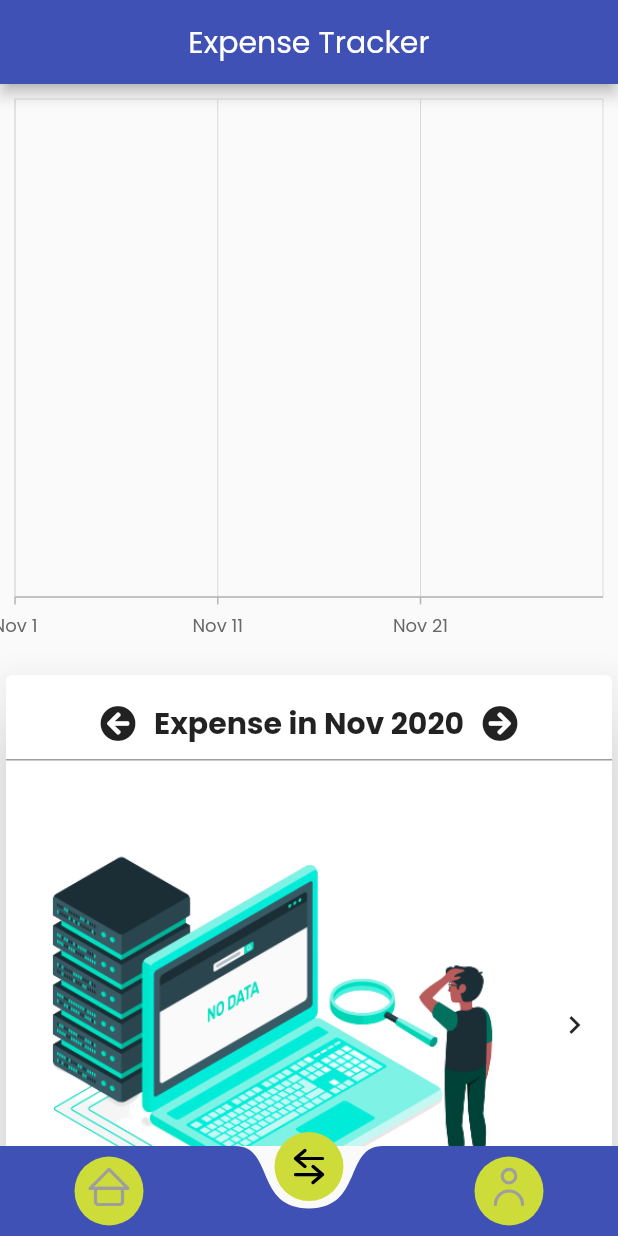
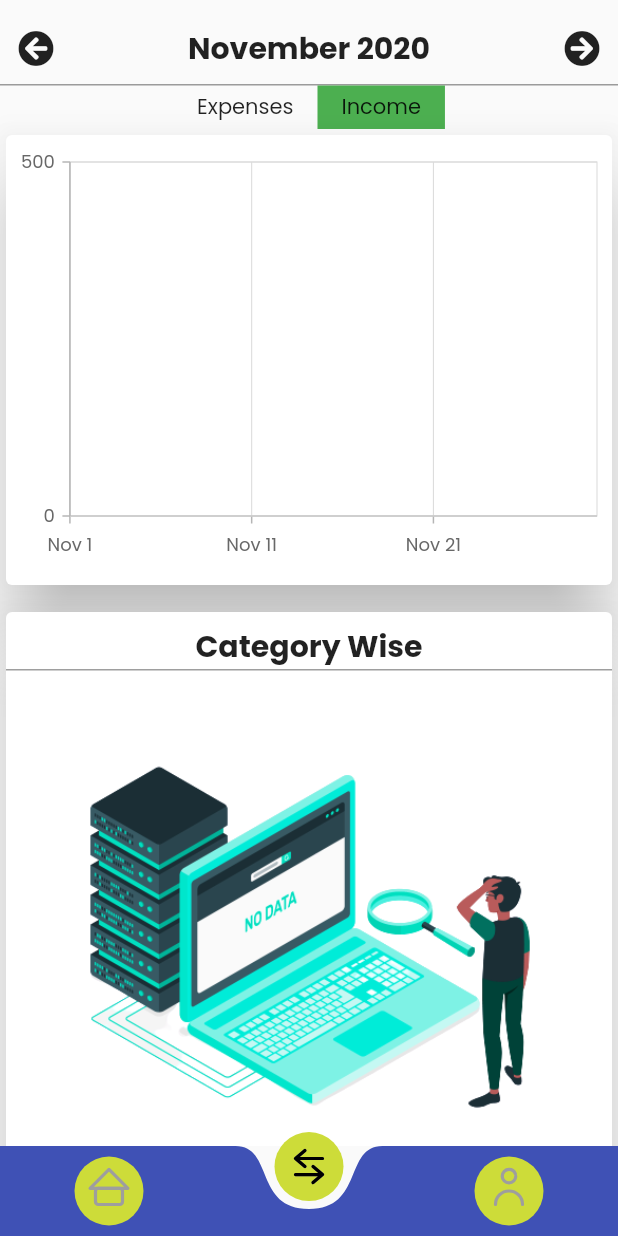
Before and after one commit to aman1210/FlutterExpenseTracker, a Flutter app: the screen it shows after launch, item 2 of the bottom bar chosen, on a phone screen of 412 x 824 dp. Run offline on Flutter 3.47's test engine with Material 2 defaults, Android fonts, the phone set to English and light mode, and no system bars; our stand-ins replace font_awesome_flutter, image_picker, lottie, shared_preferences, sqflite, syncfusion_flutter_charts; missing offline and left inert: credit_card_slider, firebase_admob; accounts and stored records are empty.

Commit message:
new line chart added

```diff
--- a/lib/screens/editProfile.dart
+++ b/lib/screens/editProfile.dart
@@ -82,7 +82,7 @@ class _EditProfileState extends State<EditProfile> {
                     Container(
                       height: containerH,
                       child: Image.asset(
-                        'assets/images/bg.jpg',
+                        'assets/images/bg9.jpg',
                         fit: BoxFit.cover,
                       ),
                     ),
--- a/lib/screens/statsPage.dart
+++ b/lib/screens/statsPage.dart
@@ -1,61 +1,172 @@
-import 'package:expenseTracker/Provider/profileProvider.dart';
 import 'package:expenseTracker/widgets/statsPage/sync_line_chart.dart';
 import 'package:flutter/material.dart';
+import 'package:font_awesome_flutter/font_awesome_flutter.dart';
+import 'package:intl/intl.dart';
 import 'package:provider/provider.dart';
 
 import 'package:expenseTracker/Model/transaction.dart';
 import 'package:expenseTracker/Provider/transactionProvider.dart';
-import 'package:expenseTracker/widgets/statsPage/brezzerChart.dart';
+
 import 'package:expenseTracker/widgets/statsPage/pieChartController.dart';
 
-class StatsPage extends StatelessWidget {
+class StatsPage extends StatefulWidget {
+  @override
+  _StatsPageState createState() => _StatsPageState();
+}
+
+class _StatsPageState extends State<StatsPage> {
+  var date = DateTime.now();
+  List<Transaction> _expenselist = [];
+  List<Transaction> _incomeList = [];
+  var expensetotal = 0.0;
+  var incometotal = 0.0;
+  var right = false;
+
+  changeDirection() {
+    setState(() {
+      right = !right;
+    });
+  }
+
+  generate(List<Transaction> t) {
+    _expenselist.clear();
+    _incomeList.clear();
+    t.forEach((e) {
+      if (e.transactionType == TransactionType.Expense) {
+        _expenselist.add(e);
+        expensetotal += e.amount;
+      } else {
+        _incomeList.add(e);
+        incometotal += e.amount;
+      }
+    });
+    setState(() {});
+  }
+
+  changeDate(int n) {
+    setState(() {
+      date = DateTime(date.year, date.month + n);
+      incometotal = 0;
+      expensetotal = 0;
+      var list = Provider.of<TransactionProvider>(context, listen: false)
+          .getTransactionInRange(date);
+      generate(list);
+    });
+  }
+
+  @override
+  void initState() {
+    super.initState();
+    var list = Provider.of<TransactionProvider>(context, listen: false)
+        .getTransactionInRange(date);
+    generate(list);
+  }
+
+  Container buildPieHeader(String title) {
+    return Container(
+      margin: const EdgeInsets.only(top: 8),
+      decoration: BoxDecoration(
+        border: Border(
+          bottom: BorderSide(width: 1, color: Colors.black38),
+        ),
+      ),
+      child: Row(
+        mainAxisAlignment: MainAxisAlignment.center,
+        children: [
+          IconButton(
+            icon: Icon(FontAwesomeIcons.arrowCircleLeft),
+            onPressed: () {
+              changeDate(-1);
+            },
+          ),
+          Expanded(
+            child: Text(
+              '${DateFormat.yMMMM().format(date)}',
+              style: TextStyle(
+                fontSize: 20,
+                fontWeight: FontWeight.bold,
+              ),
+              textAlign: TextAlign.center,
+            ),
+          ),
+          IconButton(
+            icon: Icon(FontAwesomeIcons.arrowCircleRight),
+            onPressed: () {
+              changeDate(1);
+            },
+          ),
+        ],
+      ),
+    );
+  }
+
   @override
   Widget build(BuildContext context) {
     var size = MediaQuery.of(context).size;
-    List<Transaction> _list =
-        Provider.of<TransactionProvider>(context, listen: false).transaction;
+
     return Scaffold(
-      appBar: AppBar(
-        title: Text('Expense Tracker'),
-        centerTitle: true,
-      ),
       body: Container(
-        // color: Colors.purple[50],
-
         child: ListView(
           children: [
-            Container(
-              decoration: BoxDecoration(
-                  // boxShadow: [
-                  //   BoxShadow(
-                  //       blurRadius: 10,
-                  //       offset: Offset(0, 5),
-                  //       color: Colors.black38)
-                  // ],
-                  // color: Color(0xffa8e063),
-                  // gradient: Provider.of<ProfileProvider>(context).isDark == true
-                  //     ? LinearGradient(
-                  //         begin: Alignment.topRight,
-                  //         end: Alignment.bottomLeft,
-                  //         colors: [
-                  //           Colors.grey[800],
-                  //           Colors.black,
-                  //         ],
-                  //         stops: [0.1, 0.9],
-                  //       )
-                  //     : null,
+            buildPieHeader('Expense'),
+            Row(
+              mainAxisAlignment: MainAxisAlignment.center,
+              children: [
+                InkWell(
+                  onTap: () {
+                    setState(() {
+                      right = false;
+                    });
+                  },
+                  child: Container(
+                    padding:
+                        const EdgeInsets.symmetric(horizontal: 16, vertical: 4),
+                    decoration: right
+                        ? BoxDecoration(
+                            color: Colors.blue,
+                          )
+                        : null,
+                    child: Text('Expenses'),
                   ),
-              height: 380,
-
-              // BrezzierChart(
-              //   _list,
-              // ),
-              child: SyncLineChart(_list),
+                ),
+                InkWell(
+                  onTap: () {
+                    setState(() {
+                      right = true;
+                    });
+                  },
+                  child: Container(
+                    padding:
+                        const EdgeInsets.symmetric(horizontal: 16, vertical: 4),
+                    decoration:
+                        right ? null : BoxDecoration(color: Colors.green),
+                    child: Text('Income'),
+                  ),
+                ),
+              ],
+            ),
+            Card(
+              elevation: 20,
+              child: Container(
+                padding: const EdgeInsets.symmetric(
+                  vertical: 8,
+                ),
+                height: 300,
+                child: SyncLineChart(_incomeList),
+              ),
             ),
             SizedBox(
               height: 10,
             ),
-            PIE(size),
+            PIE(
+              size: size,
+              right: right,
+              date: date,
+              expenselist: _expenselist,
+              incomeList: _incomeList,
+              incometotal: incometotal,
+              expensetotal: expensetotal,
+            ),
           ],
         ),
       ),
--- a/lib/widgets/fluidNavBar/fluid_nav_bar.dart
+++ b/lib/widgets/fluidNavBar/fluid_nav_bar.dart
@@ -150,14 +150,14 @@ class _FluidNavBarState extends State<FluidNavBar>
     _yController.value = 1.0;
     _xController.animateTo(
         _indexToPosition(index) / MediaQuery.of(context).size.width,
-        duration: Duration(milliseconds: 300));
+        duration: Duration(milliseconds: 200));
     Future.delayed(
-      Duration(milliseconds: 500),
+      Duration(milliseconds: 300),
       () {
         _yController.animateTo(1.0, duration: Duration(milliseconds: 1200));
       },
     );
-    _yController.animateTo(0.0, duration: Duration(milliseconds: 300));
+    _yController.animateTo(0.0, duration: Duration(milliseconds: 200));
 
     if (widget.onChange != null) {
       widget.onChange(index);
--- a/lib/widgets/statsPage/pieChartController.dart
+++ b/lib/widgets/statsPage/pieChartController.dart
@@ -1,65 +1,26 @@
+import 'package:flutter/material.dart';
+import 'package:intl/intl.dart';
+
 import 'package:expenseTracker/Model/transaction.dart';
-import 'package:expenseTracker/Provider/transactionProvider.dart';
 import 'package:expenseTracker/widgets/statsPage/pieChart.dart';
-import 'package:flutter/material.dart';
-import 'package:font_awesome_flutter/font_awesome_flutter.dart';
-import 'package:intl/intl.dart';
-import 'package:provider/provider.dart';
 
-class PIE extends StatefulWidget {
+class PIE extends StatelessWidget {
   final Size size;
-  PIE(this.size);
-  @override
-  _PIEState createState() => _PIEState();
-}
-
-class _PIEState extends State<PIE> {
-  var date = DateTime.now();
-  List<Transaction> _expenselist = [];
-  List<Transaction> _incomeList = [];
-  var expensetotal = 0.0;
-  var incometotal = 0.0;
-  var right = false;
-
-  changeDirection() {
-    setState(() {
-      right = !right;
-    });
-  }
-
-  generate(List<Transaction> t) {
-    _expenselist.clear();
-    _incomeList.clear();
-    t.forEach((e) {
-      if (e.transactionType == TransactionType.Expense) {
-        _expenselist.add(e);
-        expensetotal += e.amount;
-      } else {
-        _incomeList.add(e);
-        incometotal += e.amount;
-      }
-    });
-    setState(() {});
-  }
-
-  changeDate(int n) {
-    setState(() {
-      date = DateTime(date.year, date.month + n);
-      incometotal = 0;
-      expensetotal = 0;
-      var list = Provider.of<TransactionProvider>(context, listen: false)
-          .getTransactionInRange(date);
-      generate(list);
-    });
-  }
-
-  @override
-  void initState() {
-    super.initState();
-    var list = Provider.of<TransactionProvider>(context, listen: false)
-        .getTransactionInRange(date);
-    generate(list);
-  }
+  final List<Transaction> expenselist;
+  final List<Transaction> incomeList;
+  final expensetotal;
+  final incometotal;
+  final bool right;
+  final DateTime date;
+  PIE(
+      {this.size,
+      this.expenselist,
+      this.incomeList,
+      this.date,
+      this.expensetotal,
+      this.right,
+      this.incometotal});
+  // var date = DateTime.now();
 
   @override
   Widget build(BuildContext context) {
@@ -68,26 +29,19 @@ class _PIEState extends State<PIE> {
             elevation: 20,
             child: Column(
               children: [
-                buildPieHeader('Expense'),
+                buildPieHeader('Category Wise'),
                 Row(
                   mainAxisAlignment: MainAxisAlignment.spaceAround,
                   children: [
-                    _expenselist.length == 0
+                    expenselist.length == 0
                         ? Image.asset(
                             'assets/images/noData.png',
-                            width: widget.size.width - 60,
+                            width: size.width - 60,
                           )
                         : Expanded(
-                            child: PieChart(_expenselist, expensetotal,
+                            child: PieChart(expenselist, expensetotal,
                                 TransactionType.Expense),
                           ),
-                    IconButton(
-                      padding: const EdgeInsets.all(0),
-                      icon: Icon(Icons.chevron_right),
-                      onPressed: () {
-                        changeDirection();
-                      },
-                    ),
                   ],
                 ),
               ],
@@ -97,25 +51,18 @@ class _PIEState extends State<PIE> {
             elevation: 20,
             child: Column(
               children: [
-                buildPieHeader('Income'),
+                buildPieHeader('Category Wise'),
                 Row(
                   mainAxisAlignment: MainAxisAlignment.spaceAround,
                   children: [
-                    IconButton(
-                      padding: const EdgeInsets.all(0),
-                      icon: Icon(Icons.chevron_left),
-                      onPressed: () {
-                        changeDirection();
-                      },
-                    ),
-                    _incomeList.length == 0
+                    incomeList.length == 0
                         ? Image.asset(
                             'assets/images/noData.png',
-                            width: widget.size.width - 60,
+                            width: size.width - 60,
                           )
                         : Expanded(
                             child: PieChart(
-                              _incomeList,
+                              incomeList,
                               incometotal,
                               TransactionType.Income,
                             ),
@@ -138,24 +85,12 @@ class _PIEState extends State<PIE> {
       child: Row(
         mainAxisAlignment: MainAxisAlignment.center,
         children: [
-          IconButton(
-            icon: Icon(FontAwesomeIcons.arrowCircleLeft),
-            onPressed: () {
-              changeDate(-1);
-            },
-          ),
           Text(
-            '$title in ${DateFormat.yMMM().format(date)}',
+            '$title',
             style: TextStyle(
               fontSize: 20,
               fontWeight: FontWeight.bold,
             ),
-          ),
-          IconButton(
-            icon: Icon(FontAwesomeIcons.arrowCircleRight),
-            onPressed: () {
-              changeDate(1);
-            },
           ),
         ],
       ),
--- a/lib/widgets/statsPage/sync_line_chart.dart
+++ b/lib/widgets/statsPage/sync_line_chart.dart
@@ -3,26 +3,32 @@ import 'package:flutter/material.dart';
 import 'package:intl/intl.dart';
 import 'package:syncfusion_flutter_charts/charts.dart';
 
-class SyncLineChart extends StatefulWidget {
+class SyncLineChart extends StatelessWidget {
   final List<Transaction> list;
 
   SyncLineChart(
     this.list,
   );
-  @override
-  _SyncLineChartState createState() => _SyncLineChartState();
-}
 
-class _SyncLineChartState extends State<SyncLineChart> {
   List<SplineAreaSeries<Data, DateTime>> _getSeries() {
     final List<Data> pieData = <Data>[];
-    widget.list.forEach((element) {
-      if (element.transactionType == TransactionType.Income) {
-        pieData.add(Data(element.amount, element.date.millisecondsSinceEpoch));
+    for (var i = DateTime(2020, 11, 1).day;
+        i <= DateTime(2020, 12, 0).day;
+        i++) {
+      int sum = 0;
+      list.forEach((element) {
+        if (element.date.day == i &&
+            element.transactionType == TransactionType.Income) {
+          sum += element.amount;
+        }
+      });
+      if (sum != 0) {
+        pieData.add(Data(sum, DateTime(2020, 11, i).millisecondsSinceEpoch));
       }
-    });
+    }
     return <SplineAreaSeries<Data, DateTime>>[
       SplineAreaSeries(
+          animationDuration: 5,
           gradient: LinearGradient(
               begin: Alignment.topCenter,
               end: Alignment.bottomCenter,
@@ -31,40 +37,27 @@ class _SyncLineChartState extends State<SyncLineChart> {
           dataSource: pieData,
           xValueMapper: (datum, index) =>
               DateTime.fromMicrosecondsSinceEpoch(datum.dateTime * 1000),
-          // xValueMapper: (datum, index) => datum.total.toString(),
           yValueMapper: (datum, index) => datum.amount,
           markerSettings: MarkerSettings(
-            width: 10,
-            height: 10,
             isVisible: true,
           ),
-          // dataLabelSettings: DataLabelSettings(isVisible: true),
           enableTooltip: true)
     ];
-    // return <DoughnutSeries<Data, String>>[
-    //   DoughnutSeries<Data, String>(
-    //     // explode: true,
-    //     // explodeIndex: 0,
-    //     dataSource: pieData,
-    //     xValueMapper: (Data data, _) => data.total.toString(),
-    //     yValueMapper: (Data data, _) => data.total,
-    //     // dataLabelMapper: (Data data, _) => data.text,
-    //     cornerStyle: CornerStyle.bothCurve,
-    //     pointColorMapper: (datum, index) => datum.color,
-    //   ),
-    // ];
   }
 
   @override
   Widget build(BuildContext context) {
     return SfCartesianChart(
       series: _getSeries(),
-      primaryYAxis: NumericAxis(interval: 500, isVisible: false),
-      tooltipBehavior: TooltipBehavior(enable: true, header: 'Income'),
+      primaryYAxis: NumericAxis(interval: 500, associatedAxisName: 'Amount'),
+      tooltipBehavior: TooltipBehavior(
+        enable: true,
+        header: 'Income',
+      ),
       primaryXAxis: DateTimeAxis(
-        minimum: DateTime(2020, 11),
-        maximum: DateTime(2020, 12, 0),
-      ),
+          minimum: DateTime(2020, 11),
+          maximum: DateTime(2020, 12, 0),
+          associatedAxisName: 'Date'),
     );
   }
 }
--- a/pubspec.yaml
+++ b/pubspec.yaml
@@ -30,7 +30,6 @@ dependencies:
   lottie: ^0.6.0
   sqflite: ^1.3.1+1
   font_awesome_flutter: ^8.10.0
-  bezier_chart: "^1.0.16"
   syncfusion_flutter_charts: ^18.3.42
   image_picker: ^0.6.7+12
   credit_card_slider: ^1.0.1
```
Also changed, not shown: lib/widgets/statsPage/brezzerChart.dart (deleted, +0 -110 lines), pubspec.lock.
